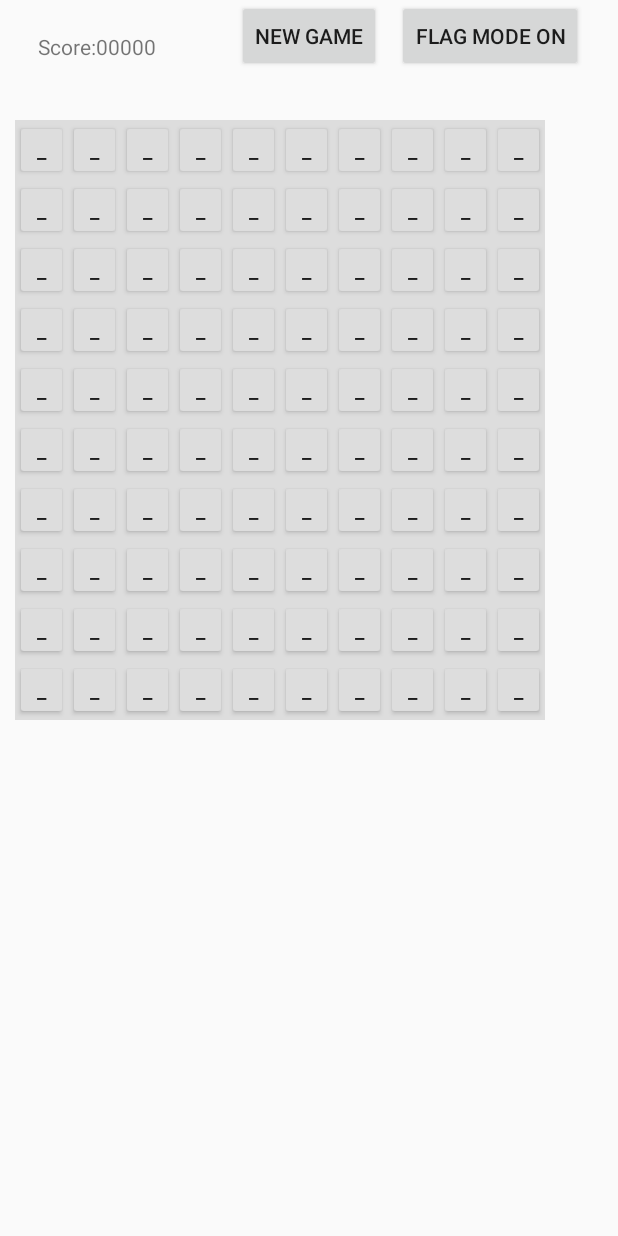
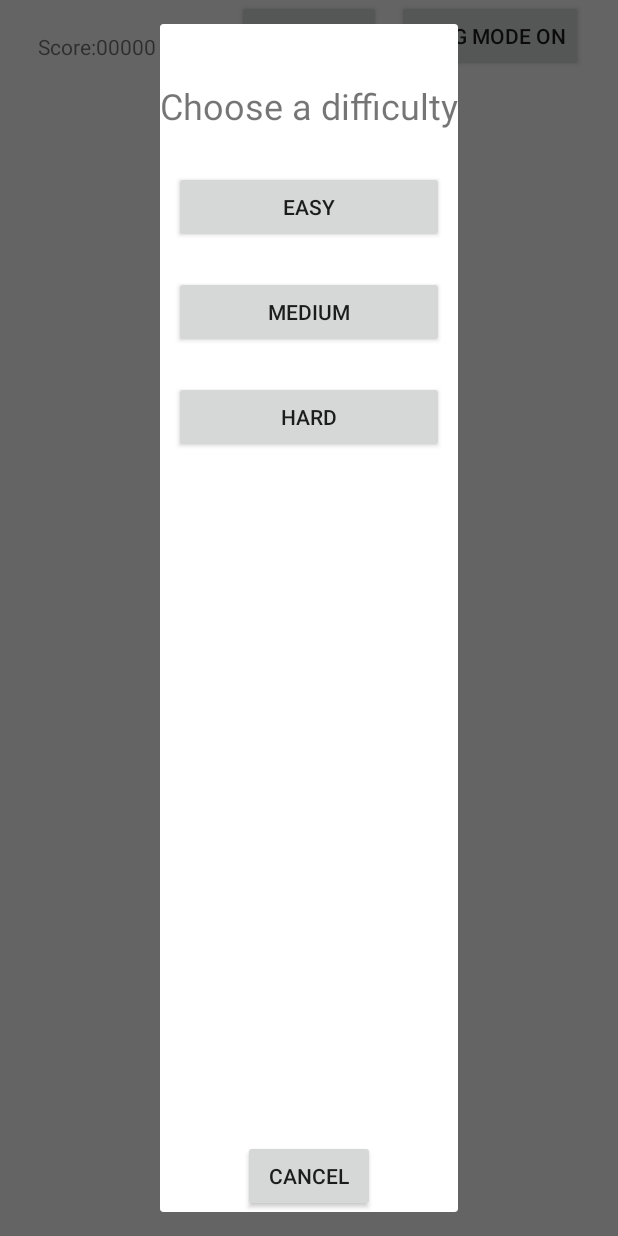
Before and after one commit to Scerelyn/AndroidMinesweeper, an Android app: the screen it shows after launch (MainActivity), after a tap on "NEW GAME", on a phone screen of 412 x 824 dp. Run offline under Robolectric (Android 15) with nearby library versions, the phone set to English and light mode, and no system bars; libraries missing offline, so code that uses them is left out: com.firebase.client; 1 statement that could not run was skipped.

Commit message:
Add a new game dialog for difficulty selection

```diff
--- a/app/src/main/java/neumont/minesweeper/MainActivity.java
+++ b/app/src/main/java/neumont/minesweeper/MainActivity.java
@@ -1,42 +1,36 @@
 package neumont.minesweeper;
 
-import android.content.res.ColorStateList;
-import android.graphics.Color;
+import android.app.Dialog;
 import android.support.v7.app.AppCompatActivity;
 import android.os.Bundle;
-import android.util.Log;
 import android.view.View;
 import android.view.ViewGroup;
 import android.widget.Button;
 import android.widget.TableLayout;
 import android.widget.TableRow;
-import android.widget.Toast;
 
-import com.firebase.client.DataSnapshot;
 import com.firebase.client.Firebase;
-import com.firebase.client.FirebaseError;
-import com.firebase.client.ValueEventListener;
 
-public class MainActivity extends AppCompatActivity {
+public class MainActivity extends AppCompatActivity implements View.OnClickListener {
     boolean isFlagMode = false;
+    Button easyButton, mediumButton, hardButton, cancelButton;
+    Dialog newGameDialog;
     @Override
     protected void onCreate(Bundle savedInstanceState) {
         Firebase.setAndroidContext(this);
         super.onCreate(savedInstanceState);
         setContentView(R.layout.activity_main);
-
-
+        newGameDialog = new Dialog(this);
+        newGameDialog.setContentView(R.layout.new_game_dialog);
 
         Button ngButton = findViewById(R.id.NewGameButton);
         ngButton.setOnClickListener(new View.OnClickListener() {
             @Override
             public void onClick(View v) {
-                TableLayout ty = findViewById(R.id.MinefieldTableLayout);
-                ty.removeAllViews();
-                Minefield m = new Minefield(10, 10, 10);
-                buildButtonGrid(10,10, m);
+                newGameDialog.show();
             }
         });
+
         final Button flagButton = findViewById(R.id.FlagModeButton);
         flagButton.setOnClickListener(new View.OnClickListener() {
             @Override
@@ -45,6 +39,45 @@ public class MainActivity extends AppCompatActivity {
                 isFlagMode = !isFlagMode;
             }
         });
+
+        easyButton = newGameDialog.findViewById(R.id.EasyDifficultyButton);
+        easyButton.setOnClickListener(this);
+        mediumButton = newGameDialog.findViewById(R.id.MediumDifficultyButton);
+        mediumButton.setOnClickListener(this);
+        hardButton = newGameDialog.findViewById(R.id.HardDifficultyButton);
+        hardButton.setOnClickListener(this);
+        cancelButton = newGameDialog.findViewById(R.id.CancelButton);
+        cancelButton.setOnClickListener(this);
+    }
+
+    @Override
+    public void onClick(View view){
+        switch(view.getId()){
+            case R.id.EasyDifficultyButton:
+                TableLayout ty = findViewById(R.id.MinefieldTableLayout);
+                ty.removeAllViews();
+                Minefield m = new Minefield(10, 10, 12);
+                buildButtonGrid(10,10, m);
+                newGameDialog.dismiss();
+                break;
+            case R.id.MediumDifficultyButton:
+                TableLayout ty2 = findViewById(R.id.MinefieldTableLayout);
+                ty2.removeAllViews();
+                Minefield m2 = new Minefield(20, 20, 60);
+                buildButtonGrid(20,20, m2);
+                newGameDialog.dismiss();
+                break;
+            case R.id.HardDifficultyButton:
+                TableLayout ty3 = findViewById(R.id.MinefieldTableLayout);
+                ty3.removeAllViews();
+                Minefield m3 = new Minefield(30, 30, 120);
+                buildButtonGrid(30,30, m3);
+                newGameDialog.dismiss();
+                break;
+            case R.id.CancelButton:
+                newGameDialog.dismiss();
+                break;
+        }
     }
 
     /**
--- /dev/null
+++ b/app/src/main/res/layout/new_game_dialog.xml
@@ -0,0 +1,52 @@
+<?xml version="1.0" encoding="utf-8"?>
+<RelativeLayout xmlns:android="http://schemas.android.com/apk/res/android"
+    android:layout_width="match_parent"
+    android:layout_height="match_parent">
+
+    <TextView
+        android:id="@+id/DifficultyTitleTextview"
+        android:layout_width="wrap_content"
+        android:layout_height="wrap_content"
+        android:layout_alignParentTop="true"
+        android:layout_centerHorizontal="true"
+        android:layout_marginTop="38dp"
+        android:text="@string/difficulty_title_text"
+        android:textSize="24sp" />
+
+    <Button
+        android:id="@+id/EasyDifficultyButton"
+        android:layout_width="180dp"
+        android:layout_height="wrap_content"
+        android:layout_alignParentTop="true"
+        android:layout_centerHorizontal="true"
+        android:layout_marginTop="98dp"
+        android:elevation="0dp"
+        android:text="@string/easy_button_text" />
+
+    <Button
+        android:id="@+id/MediumDifficultyButton"
+        android:layout_width="180dp"
+        android:layout_height="wrap_content"
+        android:layout_alignParentTop="true"
+        android:layout_centerHorizontal="true"
+        android:layout_marginTop="168dp"
+        android:text="@string/medium_button_text" />
+
+    <Button
+        android:id="@+id/HardDifficultyButton"
+        android:layout_width="180dp"
+        android:layout_height="wrap_content"
+        android:layout_alignParentTop="true"
+        android:layout_centerHorizontal="true"
+        android:layout_marginTop="238dp"
+        android:text="@string/hard_button_text" />
+
+    <Button
+        android:id="@+id/CancelButton"
+        android:layout_width="wrap_content"
+        android:layout_height="wrap_content"
+        android:layout_alignParentBottom="true"
+        android:layout_centerHorizontal="true"
+        android:layout_marginBottom="152dp"
+        android:text="@string/cancel_button_text" />
+</RelativeLayout>
--- a/app/src/main/res/values/strings.xml
+++ b/app/src/main/res/values/strings.xml
@@ -2,4 +2,9 @@
     <string name="app_name">Minesweeper</string>
     <string name="score_prefix_textview">Score:</string>
     <string name="new_game_button_text">New Game</string>
+    <string name="difficulty_title_text">Choose a difficulty</string>
+    <string name="easy_button_text">Easy</string>
+    <string name="medium_button_text">Medium</string>
+    <string name="hard_button_text">Hard</string>
+    <string name="cancel_button_text">Cancel</string>
 </resources>
```
